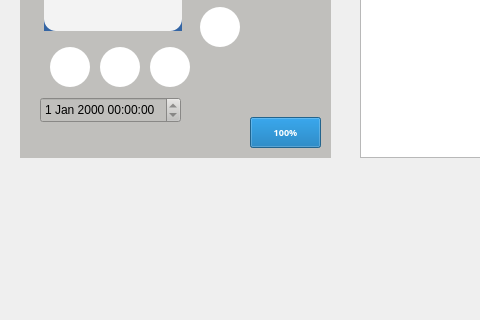
Umar-J/Neureset-Feedback-EEG-Device, file ui/mainwindow.ui: the form before one commit; both pictures show x 0 to 480 and y 283 to 603 of the 958 by 803 pixel window.
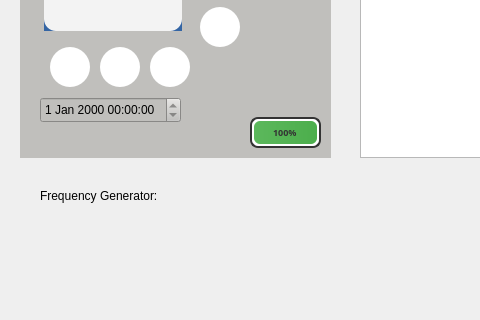
The form after the commit. Icons and pictures are not drawn.

Commit message: fixed menu button with therapy

```diff
--- a/ui/mainwindow.ui
+++ b/ui/mainwindow.ui
@@ -644,19 +644,6 @@
 QProgressBar::chunk[warning=&quot;true&quot;] {
     background-color: qlineargradient(x1: 0, y1: 0, x2: 1, y2: 0, stop: 0 #d9534f, stop: 1 #c9302c); /* Red gradient for low battery */
 }
-
-/* Optional: Animation for charging */
-QProgressBar[charging=&quot;true&quot;]::chunk {
-    background-color: qlineargradient(x1: 0, y1: 0, x2: 0, y2: 1, stop: 0 #5bc0de, stop: 0.5 #46b8da, stop: 1 #5bc0de);
-    background-repeat: no-repeat;
-    background-position: center top;
-    animation: chargingAnimation 2s infinite linear;
-}
-
-@keyframes chargingAnimation {
-    0% { background-size: 100% 0%; }
-    100% { background-size: 100% 100%; }
-}
 </string>
      </property>
      <property name="minimum">
@@ -1678,6 +1665,19 @@
      <bool>false</bool>
     </property>
    </widget>
+   <widget class="QLabel" name="label_4">
+    <property name="geometry">
+     <rect>
+      <x>40</x>
+      <y>470</y>
+      <width>171</width>
+      <height>17</height>
+     </rect>
+    </property>
+    <property name="text">
+     <string>Frequency Generator:</string>
+    </property>
+   </widget>
   </widget>
   <widget class="QMenuBar" name="menubar">
    <property name="geometry">
```
The commit also changes 2 other files.
